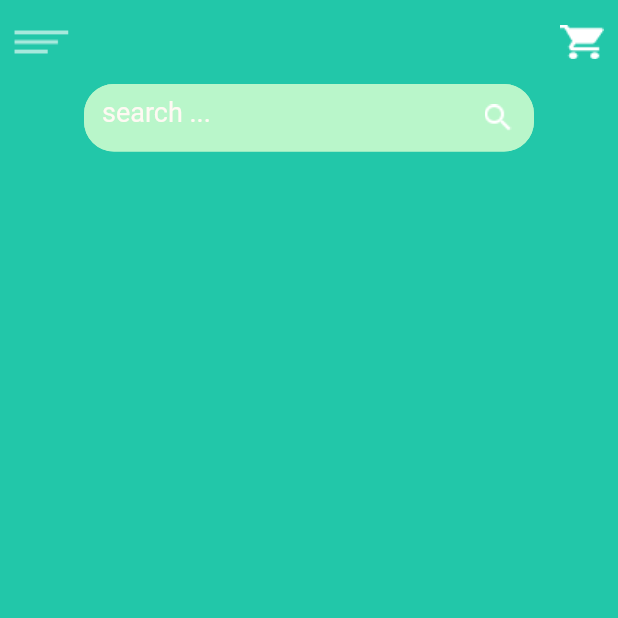
After one commit to R3tr0o1/FoodApp, a Flutter app: the SearchScreen screen opened directly, on a phone screen of 412 x 824 dp, the top half of it. The commit adds this screen. Run offline on Flutter 3.47's test engine with Material 2 defaults, Android fonts, the phone set to English and light mode, and no system bars; our stand-ins replace flutter_screenutil, get, google_fonts.

Commit message:
first commit

```diff
--- a/lib/screens/home/component/item_cardcomponent.dart
+++ b/lib/screens/home/component/item_cardcomponent.dart
@@ -193,7 +193,7 @@ class ItemCard extends StatelessWidget {
                       child: Container(
                         height: 120.h,
                         width: 120.w,
-                        child: Image.asset('assets/image/food1.png'),
+                        child: Image.asset('assets/image/Ricebowl.png'),
                       ),
                     ),
                     const SpaceH8(),
@@ -261,14 +261,14 @@ class ItemCard extends StatelessWidget {
                       child: Container(
                         height: 120.h,
                         width: 120.w,
-                        child: Image.asset('assets/image/burger.png'),
+                        child: Image.asset('assets/image/pizza.png'),
                       ),
                     ),
                     const SpaceH8(),
                     Padding(
                       padding: EdgeInsets.only(left: 11.w),
                       child: Text(
-                        'Beef Burger',
+                        'Pizza',
                         style: TextStyle(
                             color: Color(0xff454745).withOpacity(0.71),
                             fontSize: 12.sp,
--- a/lib/screens/home/component/slidercomponetn.dart
+++ b/lib/screens/home/component/slidercomponetn.dart
@@ -1,8 +1,8 @@
 import 'package:flutter/material.dart';
 import 'package:flutter_screenutil/flutter_screenutil.dart';
 
-class Slider extends StatelessWidget {
-  const Slider({
+class Slide extends StatelessWidget {
+  const Slide({
     Key? key,
   }) : super(key: key);
 
--- a/lib/screens/home/home.dart
+++ b/lib/screens/home/home.dart
@@ -1,11 +1,13 @@
 import 'package:flutter/material.dart';
 import 'package:flutter_screenutil/flutter_screenutil.dart';
 import 'package:foodapp/common/sizedbox.dart';
-import 'package:foodapp/config/theme/colors.dart';
+
 import 'package:foodapp/screens/home/component/buttoncomponent.dart';
 import 'package:foodapp/screens/home/component/home_drawercomponent.dart';
 import 'package:foodapp/screens/home/component/item_cardcomponent.dart';
 import 'package:foodapp/screens/home/component/slidercomponetn.dart';
+import 'package:foodapp/screens/search/search.dart';
+import 'package:get/get.dart';
 
 class HomeScreen extends StatefulWidget {
   const HomeScreen({Key? key}) : super(key: key);
@@ -35,7 +37,9 @@ class _HomeScreenState extends State<HomeScreen> {
         actions: [
           IconButton(
             icon: const Image(image: AssetImage('assets/image/search.png')),
-            onPressed: () {},
+            onPressed: () {
+              Get.to(SearchScreen());
+            },
           ),
         ],
       ),
@@ -67,7 +71,7 @@ class _HomeScreenState extends State<HomeScreen> {
                     ).withOpacity(0.4)),
               ),
               SpaceH40(),
-              SliderHome(),
+              Slide(),
               const SpaceH28(),
               ItemCard(),
               SpaceH32(),
--- /dev/null
+++ b/lib/screens/search/search.dart
@@ -0,0 +1,76 @@
+import 'package:flutter/material.dart';
+import 'package:foodapp/config/theme/colors.dart';
+import 'package:foodapp/screens/home/component/home_drawercomponent.dart';
+import 'package:get/get.dart';
+
+class SearchScreen extends StatefulWidget {
+  const SearchScreen({Key? key}) : super(key: key);
+
+  @override
+  State<SearchScreen> createState() => _SearchScreenState();
+}
+
+class _SearchScreenState extends State<SearchScreen> {
+  @override
+  Widget build(BuildContext context) {
+    return Scaffold(
+      backgroundColor: Kprimarygreen,
+      drawer: homeDrawer(),
+      appBar: AppBar(
+        backgroundColor: Kprimarygreen,
+        elevation: 0,
+        leading: Builder(builder: (BuildContext context) {
+          return IconButton(
+            onPressed: () {
+              Scaffold.of(context).openDrawer();
+            },
+            icon: Image.asset(
+              'assets/image/drawer.png',
+              color: Color(0xffFFFFFF),
+            ),
+            tooltip: MaterialLocalizations.of(context).openAppDrawerTooltip,
+          );
+        }),
+        actions: [
+          IconButton(
+            icon: const Image(image: AssetImage('assets/image/cartW.png')),
+            onPressed: () {
+              Get.to(SearchScreen());
+            },
+          ),
+        ],
+      ),
+      body: ListView(children: [
+        Column(
+          children: [
+            SizedBox(
+              height: 45,
+              width: 300,
+              child: TextField(
+                decoration: InputDecoration(
+                  hintText: 'search ...',
+                  hintStyle: TextStyle(
+                      fontSize: 18,
+                      fontWeight: FontWeight.w400,
+                      color: Color(0xffFFF9F3)),
+                  suffixIcon: Image.asset('assets/image/searchW.png'),
+                  fillColor: Colors.greenAccent.shade100,
+                  filled: true,
+                  focusedBorder: OutlineInputBorder(
+                    borderSide:
+                        const BorderSide(color: Color(0xff5EDE99), width: 1),
+                    borderRadius: BorderRadius.circular(20),
+                  ),
+                  enabledBorder: OutlineInputBorder(
+                    borderRadius: BorderRadius.circular(20),
+                    borderSide: BorderSide(color: Colors.greenAccent.shade100),
+                  ),
+                ),
+              ),
+            ),
+          ],
+        ),
+      ]),
+    );
+  }
+}
```
Also changed, not shown: assets/image/Ricebowl.png (added), assets/image/cartW.png (added), assets/image/heartwhite.png (added), assets/image/pizza.png (added), assets/image/searchW.png (added).
